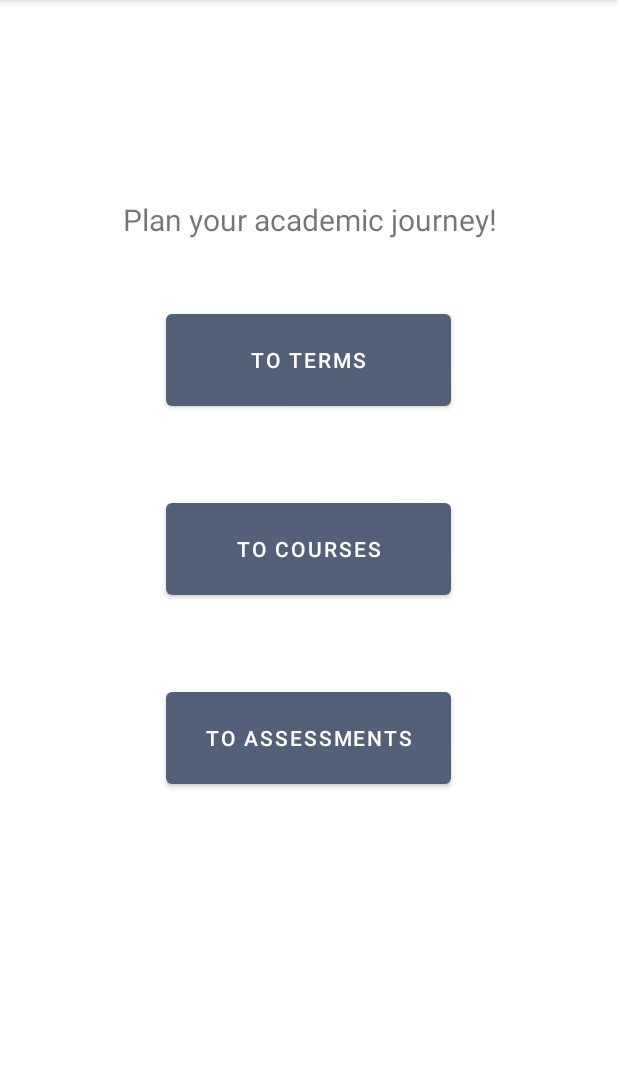
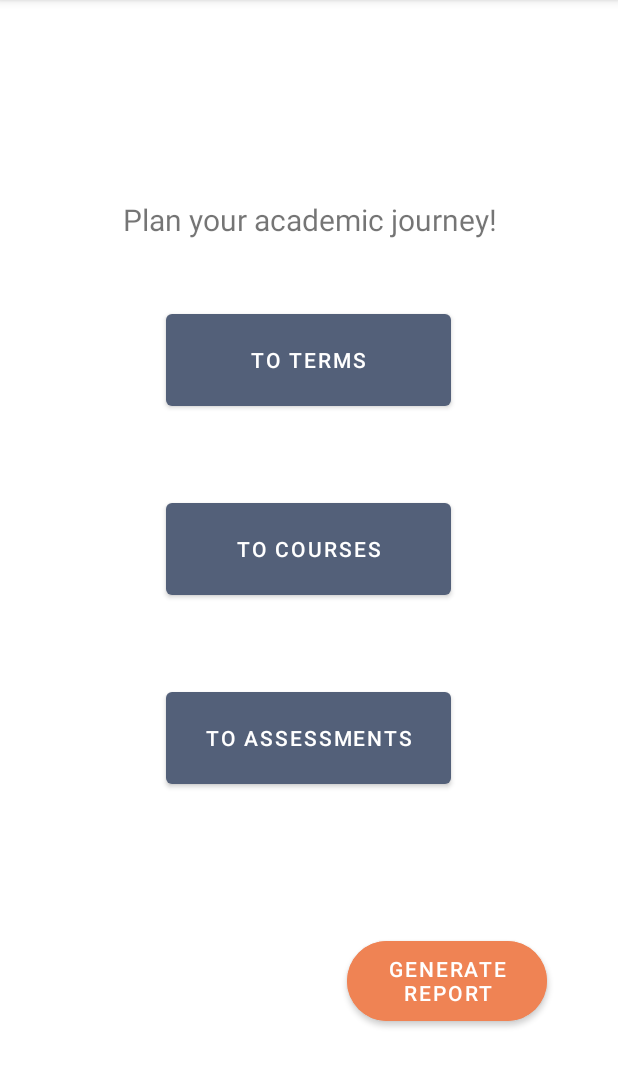
Before and after one commit to emersonlebleu/Degree-Planning-App, an Android app: the screen it shows after launch (MainActivity), on a phone screen of 412 x 824 dp, the part 84-1171 px from its top. Run offline under Robolectric (Android 15) with nearby library versions, the phone set to English and light mode, and no system bars.

Commit message:
Add ability to generate schedule report

```diff
--- a/app/src/main/res/layout-land/activity_main.xml
+++ b/app/src/main/res/layout-land/activity_main.xml
@@ -55,5 +55,18 @@
         app:layout_constraintTop_toBottomOf="@+id/toCoursesButton"
         app:layout_constraintVertical_bias="0.149" />
 
-
+    <Button
+        android:id="@+id/generateReport"
+        android:layout_width="133dp"
+        android:layout_height="65dp"
+        android:backgroundTint="@color/Mandarin"
+        android:onClick="enterAssessments"
+        android:text="Generate Report"
+        app:cornerRadius="50dp"
+        app:layout_constraintBottom_toBottomOf="parent"
+        app:layout_constraintEnd_toEndOf="parent"
+        app:layout_constraintHorizontal_bias="0.866"
+        app:layout_constraintStart_toStartOf="parent"
+        app:layout_constraintTop_toTopOf="parent"
+        app:layout_constraintVertical_bias="0.476" />
 </androidx.constraintlayout.widget.ConstraintLayout>
--- a/app/src/main/res/layout/activity_main.xml
+++ b/app/src/main/res/layout/activity_main.xml
@@ -5,6 +5,21 @@
     android:layout_width="match_parent"
     android:layout_height="match_parent"
     tools:context=".UI.MainActivity">
+
+    <Button
+        android:id="@+id/generateReport"
+        android:layout_width="133dp"
+        android:layout_height="65dp"
+        android:backgroundTint="@color/Mandarin"
+        android:onClick="generateAndShare"
+        android:text="Generate Report"
+        app:cornerRadius="50dp"
+        app:layout_constraintBottom_toBottomOf="parent"
+        app:layout_constraintEnd_toEndOf="parent"
+        app:layout_constraintHorizontal_bias="0.83"
+        app:layout_constraintStart_toStartOf="parent"
+        app:layout_constraintTop_toTopOf="parent"
+        app:layout_constraintVertical_bias="0.884" />
 
     <TextView
         android:id="@+id/textview"
```
Also changed, not shown: app/src/main/java/com/emersonlebleu/academicscheduleapp/UI/MainActivity.java (+45 -0 lines).
